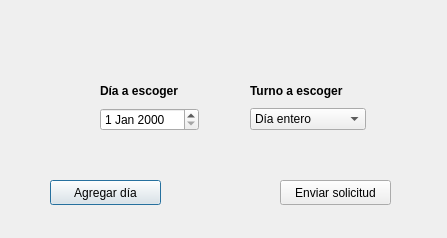
The window that Interfaz/request_vacations.ui (Los-Pollitos/PI-Redes-Sistemas-Operativos) describes before a commit, drawn with Qt 5.
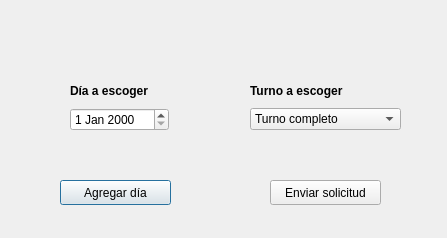
The same window after the commit.

The edit to the form file:
```diff
--- a/Interfaz/request_vacations.ui
+++ b/Interfaz/request_vacations.ui
@@ -16,7 +16,7 @@
   <widget class="QPushButton" name="add_day">
    <property name="geometry">
     <rect>
-     <x>50</x>
+     <x>60</x>
      <y>180</y>
      <width>111</width>
      <height>25</height>
@@ -29,7 +29,7 @@
   <widget class="QPushButton" name="confirm">
    <property name="geometry">
     <rect>
-     <x>280</x>
+     <x>270</x>
      <y>180</y>
      <width>111</width>
      <height>25</height>
@@ -44,7 +44,7 @@
     <rect>
      <x>250</x>
      <y>80</y>
-     <width>116</width>
+     <width>151</width>
      <height>50</height>
     </rect>
    </property>
@@ -65,7 +65,7 @@
      <widget class="QComboBox" name="comboBox">
       <item>
        <property name="text">
-        <string>Día entero</string>
+        <string>Turno completo</string>
        </property>
       </item>
       <item>
@@ -90,7 +90,7 @@
   <widget class="QWidget" name="layoutWidget">
    <property name="geometry">
     <rect>
-     <x>100</x>
+     <x>70</x>
      <y>80</y>
      <width>99</width>
      <height>51</height>
```
Left out of the diff: 4 changed lines with no effect on the pictures.
